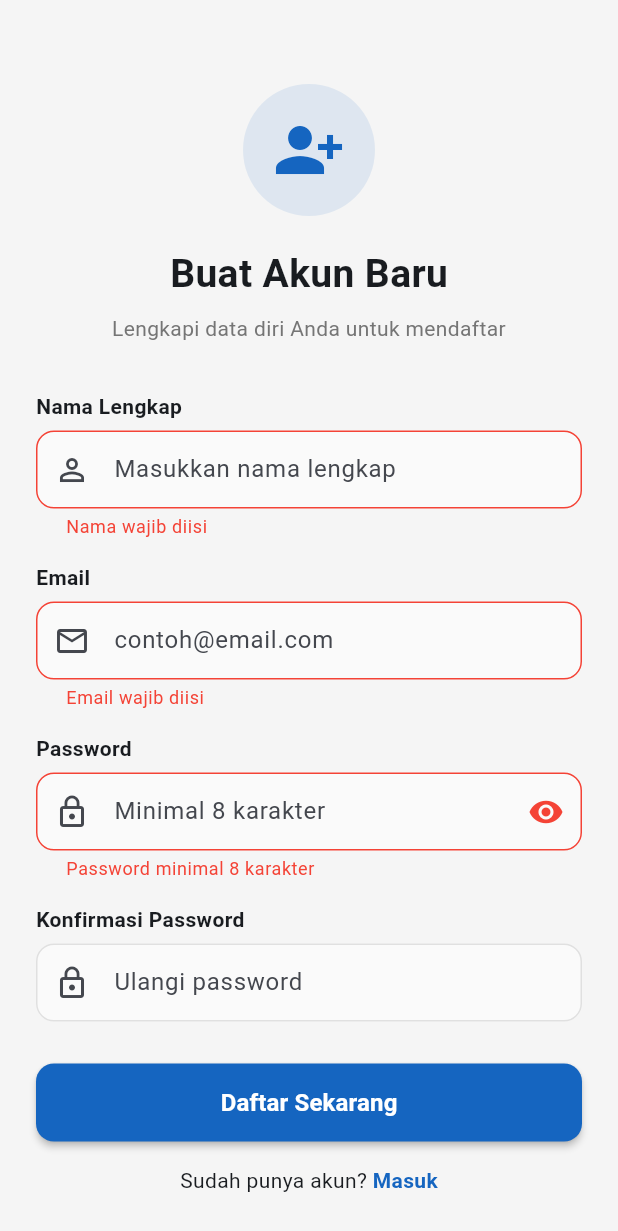
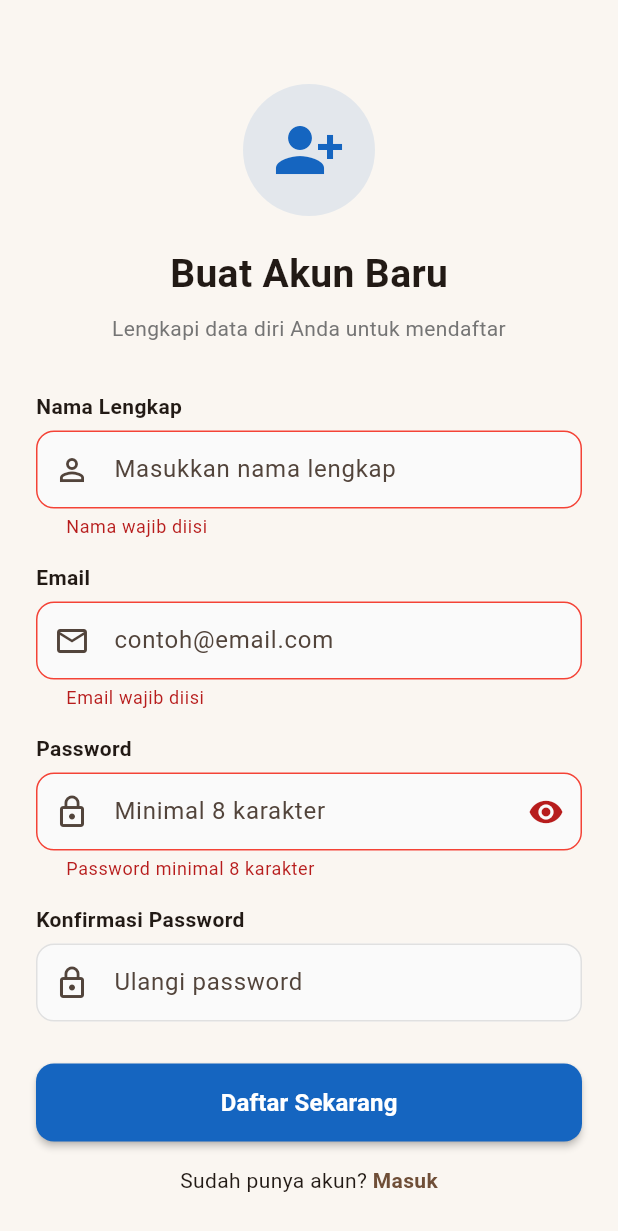
Before and after one commit to Felannn/matrial_1123150086_uts, a Flutter app: the screen it shows after launch, after a tap on "Masuk", after a tap on "Daftar", after a tap on "Daftar Sekarang", on a phone screen of 412 x 824 dp. Shown: the top 1231 px of the screen. Run offline on Flutter 3.47's test engine with Material 3 defaults, Android fonts, the phone set to English and light mode, and no system bars; our stand-ins replace dio, email_validator, equatable, firebase_auth, firebase_core, flutter_secure_storage and 2 more; accounts and stored records are empty; network calls fail.

Commit message:
feat: Ubah tema warna seluruh aplikasi menjadi coklat dan putih

```diff
--- a/lib/core/constants/app_colors.dart
+++ b/lib/core/constants/app_colors.dart
@@ -1,20 +1,23 @@
 import 'package:flutter/material.dart';
 
 class AppColors {
-  static const Color primary = Color(0xFF1565C0);
-  static const Color primaryLight = Color(0xFF1E88E5);
-  static const Color primaryDark = Color(0xFF0D47A1);
-  static const Color accent = Color(0xFF42A5F5);
+  // Brown & White Theme
+  static const Color primary = Color(0xFF6F4E37);      // Warm Brown
+  static const Color primaryLight = Color(0xFF8B6F47); // Light Brown
+  static const Color primaryDark = Color(0xFF5A3E2F);  // Dark Brown
+  static const Color accent = Color(0xFFA0826D);       // Medium Brown
 
-  static const Color background = Color(0xFFF5F5F5);
-  static const Color surface = Colors.white;
-  static const Color error = Colors.red;
+  static const Color background = Color(0xFFFAF6F1);   // Off White
+  static const Color surface = Color(0xFFFFFFFF);      // White
+  static const Color error = Color(0xFFB71C1C);        // Dark Red
+  static const Color info = Color(0xFFFF9800);         // Orange
 
-  static const Color textPrimary = Color(0xFF212121);
-  static const Color textSecondary = Color(0xFF757575);
-  static const Color textHint = Color(0xFFBDBDBD);
+  static const Color textPrimary = Color(0xFF3E2723);  // Dark Brown Text
+  static const Color textSecondary = Color(0xFF795548);// Medium Brown Text
+  static const Color textHint = Color(0xFFBCAAA4);     // Light Brown Hint
+  static const Color textOnPrimary = Color(0xFFFFFFFF);// White text on brown
 
-  static const Color divider = Color(0xFFE0E0E0);
-  static const Color border = Color(0xFFE0E0E0);
+  static const Color divider = Color(0xFFD7CCC8);      // Light Brown Divider
+  static const Color border = Color(0xFFD7CCC8);       // Light Brown Border
 
 }
--- a/lib/features/auth/presentation/pages/login_page.dart
+++ b/lib/features/auth/presentation/pages/login_page.dart
@@ -1,6 +1,7 @@
 
 import 'package:email_validator/email_validator.dart';
 import 'package:flutter/material.dart';
+import 'package:matrial_1123150086_uts/core/constants/app_colors.dart';
 import 'package:matrial_1123150086_uts/core/routes/app_router.dart';
 import 'package:matrial_1123150086_uts/core/shared/widgets/auth_header.dart';
 import 'package:matrial_1123150086_uts/core/shared/widgets/custom_button.dart';
@@ -65,7 +66,7 @@ class _LoginPageState extends State<LoginPage> {
       ScaffoldMessenger.of(context).showSnackBar(
         SnackBar(
           content: Text(auth.errorMessage ?? 'Login gagal'),
-          backgroundColor: Colors.red,
+          backgroundColor: AppColors.error,
         ),
       );
     }
@@ -184,10 +185,10 @@ class _LoginPageState extends State<LoginPage> {
                           context,
                           AppRouter.register,
                         ),
-                        child: const Text(
+                        child: Text(
                           'Daftar',
                           style: TextStyle(
-                            color: Color(0xFF1565C0),
+                            color: AppColors.primary,
                             fontWeight: FontWeight.bold,
                           ),
                         ),
--- a/lib/features/auth/presentation/pages/register_page.dart
+++ b/lib/features/auth/presentation/pages/register_page.dart
@@ -1,5 +1,6 @@
 import 'package:email_validator/email_validator.dart';
 import 'package:flutter/material.dart';
+import 'package:matrial_1123150086_uts/core/constants/app_colors.dart';
 import 'package:matrial_1123150086_uts/core/routes/app_router.dart';
 import 'package:matrial_1123150086_uts/core/shared/widgets/auth_header.dart';
 import 'package:matrial_1123150086_uts/core/shared/widgets/custom_button.dart';
@@ -49,7 +50,7 @@ class _RegisterPageState extends State<RegisterPage> {
       ScaffoldMessenger.of(context).showSnackBar(
         SnackBar(
           content: Text(auth.errorMessage ?? 'Pendaftaran gagal'),
-          backgroundColor: Colors.red,
+          backgroundColor: AppColors.error,
         ),
       );
     }
@@ -153,10 +154,10 @@ class _RegisterPageState extends State<RegisterPage> {
                           context,
                           AppRouter.login,
                         ),
-                        child: const Text(
+                        child: Text(
                           'Masuk',
                           style: TextStyle(
-                            color: Color(0xFF1565C0),
+                            color: AppColors.primary,
                             fontWeight: FontWeight.bold,
                           ),
                         ),
```
Also changed, not shown: lib/features/auth/presentation/pages/verify_email_page.dart (+5 -4 lines), lib/features/dashboard/presentation/pages/dashboard_page.dart (+8 -7 lines).
